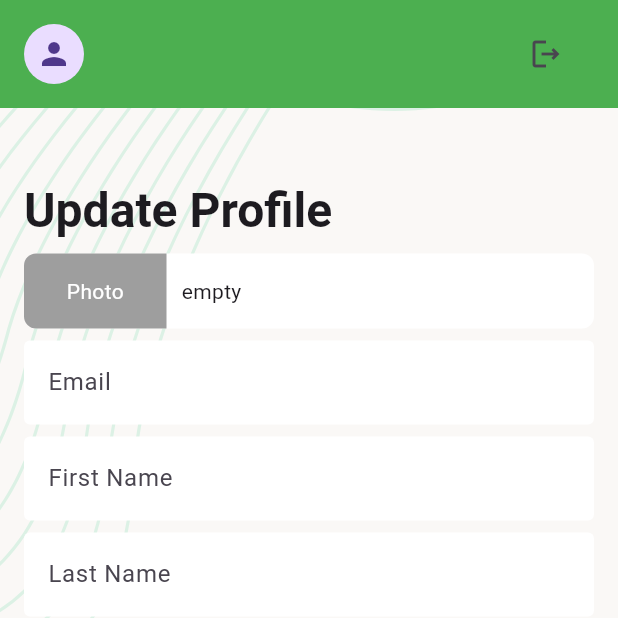
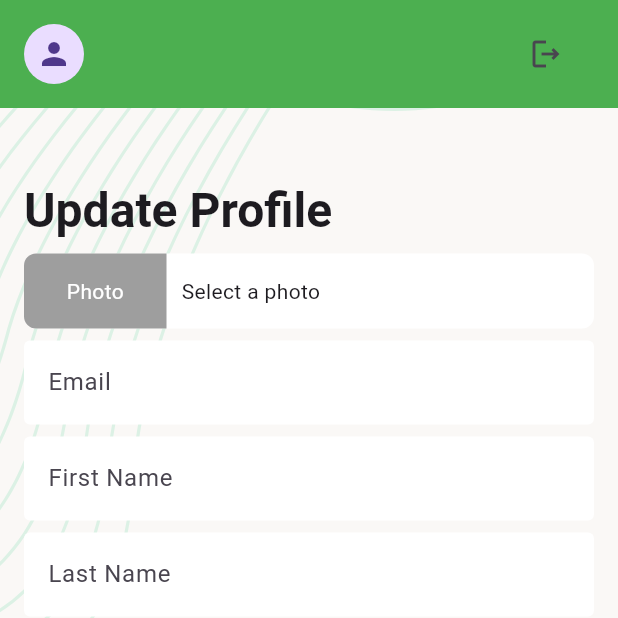
Before and after one commit to iamazmarul/Task_Manager_App, a Flutter app: the UpdateProfileScreen screen opened directly, on a phone screen of 412 x 824 dp, the top half of it. Run offline on Flutter 3.47's test engine with Material 3 defaults, Android fonts, the phone set to English and light mode, and no system bars; our stand-ins replace flutter_svg, image_picker, pin_code_fields, shared_preferences; accounts and stored records are empty.

```diff
--- a/lib/data/utility/urls.dart
+++ b/lib/data/utility/urls.dart
@@ -2,9 +2,8 @@ class Urls {
   static const String _baseUrl = "https://task.teamrabbil.com/api/v1";
   static const String registration = "$_baseUrl/registration";
   static const String login = "$_baseUrl/login";
-  static String getDeleteTask(String taskId) => "$_baseUrl/deleteTask/$taskId";
   static String getRecoveryEmail(String emailId) => "$_baseUrl/RecoverVerifyEmail/$emailId";
-  static String getOTP(String emailId, String OTP) => "$_baseUrl/RecoverVerifyOTP/$emailId/$OTP";
+  static String getOTP(String emailId, String otp) => "$_baseUrl/RecoverVerifyOTP/$emailId/$otp";
   static const String setNewPassword = "$_baseUrl/RecoverResetPass";
   static const String createNewTask = "$_baseUrl/createTask";
   static const String getTaskStatusCount = "$_baseUrl/taskStatusCount";
@@ -14,5 +13,6 @@ class Urls {
   static const String getCancelledTask = "$_baseUrl/listTaskByStatus/Cancelled";
   static String getUpdateTaskStatus(String taskId, String status) =>
       "$_baseUrl/updateTaskStatus/$taskId/$status";
-
+  static String getDeleteTask(String taskId) => "$_baseUrl/deleteTask/$taskId";
+  static const String updateProfile = "$_baseUrl/profileUpdate";
 }
--- a/lib/ui/controllers/authentication_controller.dart
+++ b/lib/ui/controllers/authentication_controller.dart
@@ -11,6 +11,12 @@ class AuthenticationController {
     await sharedPreferences.setString("token", t);
     await sharedPreferences.setString("user", jsonEncode(model.toJson()));
     token = t;
+    user = model;
+  }
+
+  static Future<void> updateUserInfo(UserModel model) async {
+    SharedPreferences sharedPreferences = await SharedPreferences.getInstance();
+    await sharedPreferences.setString("user", jsonEncode(model.toJson()));
     user = model;
   }
 
--- a/lib/ui/screens/splash_screen.dart
+++ b/lib/ui/screens/splash_screen.dart
@@ -1,6 +1,5 @@
 import 'package:flutter/material.dart';
 import 'package:flutter_svg/flutter_svg.dart';
-import 'package:shared_preferences/shared_preferences.dart';
 import 'package:task_manager/ui/controllers/authentication_controller.dart';
 import 'package:task_manager/ui/screens/login_screen.dart';
 import 'package:task_manager/ui/screens/main_bottom_navbar_screen.dart';
--- a/lib/ui/screens/update_profile_screen.dart
+++ b/lib/ui/screens/update_profile_screen.dart
@@ -1,6 +1,15 @@
+import 'dart:convert';
+
 import 'package:flutter/material.dart';
+import 'package:image_picker/image_picker.dart';
+import 'package:task_manager/data/models/user_model.dart';
+import 'package:task_manager/data/network_caller/network_caller.dart';
+import 'package:task_manager/data/network_caller/network_response.dart';
+import 'package:task_manager/data/utility/urls.dart';
+import 'package:task_manager/ui/controllers/authentication_controller.dart';
 import 'package:task_manager/ui/widgets/body_background.dart';
 import 'package:task_manager/ui/widgets/profile_summary_card.dart';
+import 'package:task_manager/ui/widgets/show_snack_message.dart';
 
 class UpdateProfileScreen extends StatefulWidget {
   const UpdateProfileScreen({super.key});
@@ -10,13 +19,32 @@ class UpdateProfileScreen extends StatefulWidget {
 }
 
 class _UpdateProfileScreenState extends State<UpdateProfileScreen> {
+  final TextEditingController _emailTeController = TextEditingController();
+  final TextEditingController _firstNameTeController = TextEditingController();
+  final TextEditingController _lastNameTeController = TextEditingController();
+  final TextEditingController _mobileTeController = TextEditingController();
+  final TextEditingController _passwordTeController = TextEditingController();
+  final GlobalKey<FormState> _formKey = GlobalKey<FormState>();
+  bool _updateProfileScreenInProgress = false;
+  XFile? photo;
+
+  @override
+  void initState() {
+    super.initState();
+    _emailTeController.text = AuthenticationController.user?.email ?? "";
+    _firstNameTeController.text =
+        AuthenticationController.user?.firstName ?? "";
+    _lastNameTeController.text = AuthenticationController.user?.lastName ?? "";
+    _mobileTeController.text = AuthenticationController.user?.mobile ?? "";
+  }
+
   @override
   Widget build(BuildContext context) {
     return Scaffold(
         body: SafeArea(
       child: Column(
         children: [
-          ProfileSummaryCard(
+          const ProfileSummaryCard(
             enableOnTab: false,
           ),
           Expanded(
@@ -24,6 +52,8 @@ class _UpdateProfileScreenState extends State<UpdateProfileScreen> {
               child: SingleChildScrollView(
                 child: Padding(
                   padding: const EdgeInsets.all(16),
+                  child: Form(
+                    key: _formKey,
                     child: Column(
                       crossAxisAlignment: CrossAxisAlignment.start,
                       children: [
@@ -42,45 +72,81 @@ class _UpdateProfileScreenState extends State<UpdateProfileScreen> {
                           height: 8,
                         ),
                         TextFormField(
+                            controller: _emailTeController,
                             keyboardType: TextInputType.emailAddress,
-                        decoration: const InputDecoration(hintText: "Email"),
-                      ),
+                            decoration:
+                                const InputDecoration(hintText: "Email"),
+                            validator: (String? value) {
+                              if (value?.trim().isEmpty ?? true) {
+                                return "Enter your Valid email";
+                              }
+                              return null;
+                            }),
                         const SizedBox(
                           height: 8,
                         ),
                         TextFormField(
+                            controller: _firstNameTeController,
                             decoration:
                                 const InputDecoration(hintText: "First Name"),
-                      ),
+                            validator: (String? value) {
+                              if (value?.trim().isEmpty ?? true) {
+                                return "Enter your Valid First Name";
+                              }
+                              return null;
+                            }),
                         const SizedBox(
                           height: 8,
                         ),
                         TextFormField(
+                            controller: _lastNameTeController,
                             decoration:
                                 const InputDecoration(hintText: "Last Name"),
-                      ),
+                            validator: (String? value) {
+                              if (value?.trim().isEmpty ?? true) {
+                                return "Enter your Valid Last Name";
+                              }
+                              return null;
+                            }),
                         const SizedBox(
                           height: 8,
                         ),
                         TextFormField(
+                            controller: _mobileTeController,
                             keyboardType: TextInputType.phone,
-                        decoration: const InputDecoration(hintText: "Mobile"),
-                      ),
+                            decoration:
+                                const InputDecoration(hintText: "Mobile"),
+                            validator: (String? value) {
+                              if (value?.trim().isEmpty ?? true) {
+                                return "Enter your Valid Mobile Number";
+                              }
+                              return null;
+                            }),
                         const SizedBox(
                           height: 8,
                         ),
                         TextFormField(
+                          controller: _passwordTeController,
                           obscureText: true,
-                        decoration: const InputDecoration(hintText: "Password"),
+                          decoration:
+                              const InputDecoration(hintText: "Password"),
                         ),
                         const SizedBox(
                           height: 16,
                         ),
                         SizedBox(
                           width: double.infinity,
+                          child: Visibility(
+                            visible: _updateProfileScreenInProgress == false,
+                            replacement: const Center(
+                              child: CircularProgressIndicator(),
+                            ),
                             child: ElevatedButton(
-                          onPressed: () {},
+                              onPressed: () {
+                                updateProfile();
+                              },
                               child: const Text("Update"),
+                            ),
                           ),
                         ),
                       ],
@@ -89,9 +155,61 @@ class _UpdateProfileScreenState extends State<UpdateProfileScreen> {
                 ),
               ),
             ),
+          ),
         ],
       ),
     ));
+  }
+
+  Future<void> updateProfile() async {
+    if (_formKey.currentState!.validate()) {
+      _updateProfileScreenInProgress = true;
+      if (mounted) {
+        setState(() {});
+      }
+      String? photoInBase64;
+      Map<String, dynamic> inputData = {
+        "email": _emailTeController.text.trim(),
+        "firstName": _firstNameTeController.text.trim(),
+        "lastName": _lastNameTeController.text.trim(),
+        "mobile": _mobileTeController.text.trim(),
+      };
+
+      if (_passwordTeController.text.isNotEmpty) {
+        inputData["password"] = _passwordTeController.text;
+      }
+
+      if (photo != null) {
+        List<int> imageBytes = await photo!.readAsBytes();
+        String photoInBase64 = base64Encode(imageBytes);
+        inputData["photo"] = photoInBase64;
+      }
+
+      final NetworkResponse response = await NetworkCaller()
+          .postRequest(Urls.updateProfile, body: inputData);
+      _updateProfileScreenInProgress = false;
+      if (mounted) {
+        setState(() {});
+      }
+      if (response.isSuccess) {
+        AuthenticationController.updateUserInfo(
+          UserModel(
+            email: _emailTeController.text.trim(),
+            firstName: _firstNameTeController.text.trim(),
+            lastName: _lastNameTeController.text.trim(),
+            mobile: _mobileTeController.text.trim(),
+              photo: photoInBase64 ?? AuthenticationController.user?.photo
+          ),
+        );
+        if (mounted) {
+          showSnackMessage(context, "Profile Update Success");
+        }
+      } else {
+        if (mounted) {
+          showSnackMessage(context, "Profile Update failed! Please Try Again");
+        }
+      }
+    }
   }
 
   Container PhotoPicker() {
@@ -107,7 +225,7 @@ class _UpdateProfileScreenState extends State<UpdateProfileScreen> {
             flex: 1,
             child: Container(
               height: 50,
-              decoration: BoxDecoration(
+              decoration: const BoxDecoration(
                 color: Colors.grey,
                 borderRadius: BorderRadius.only(
                   topLeft: Radius.circular(8),
@@ -115,7 +233,7 @@ class _UpdateProfileScreenState extends State<UpdateProfileScreen> {
                 ),
               ),
               alignment: Alignment.center,
-              child: Text(
+              child: const Text(
                 "Photo",
                 style: TextStyle(
                   color: Colors.white,
@@ -127,8 +245,23 @@ class _UpdateProfileScreenState extends State<UpdateProfileScreen> {
             flex: 3,
             child: Padding(
               padding: const EdgeInsets.only(left: 10),
+              child: InkWell(
+                onTap: () async {
+                  final XFile? image = await ImagePicker()
+                      .pickImage(source: ImageSource.camera, imageQuality: 50);
+                  if (image != null) {
+                    photo = image;
+                    if (mounted) {
+                      setState(() {});
+                    }
+                  }
+                },
                 child: Container(
-                child: Text("empty"),
+                  child: Visibility(
+                      visible: photo == null,
+                      replacement: Text(photo?.name ?? ""),
+                      child: const Text("Select a photo")),
+                ),
               ),
             ),
           ),
--- a/pubspec.yaml
+++ b/pubspec.yaml
@@ -21,6 +21,7 @@ dependencies:
   pin_code_fields: ^8.0.1
   http: ^1.1.0
   shared_preferences: ^2.2.2
+  image_picker: ^1.0.4
 
 dev_dependencies:
   flutter_test:
```
Also changed, not shown: pubspec.lock, 5 other files. Lines whose indentation alone changed are shown as unchanged.
